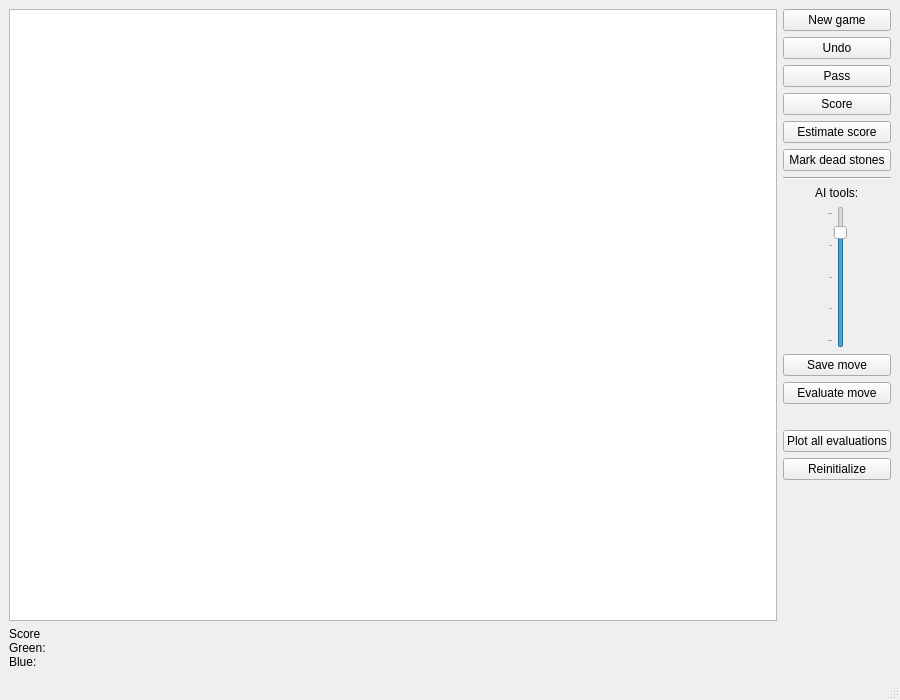
Before: the Qt Designer form cpp/TrigoTrain/src/mainwindow.ui in jhlq/Trigo, drawn with Qt 5.
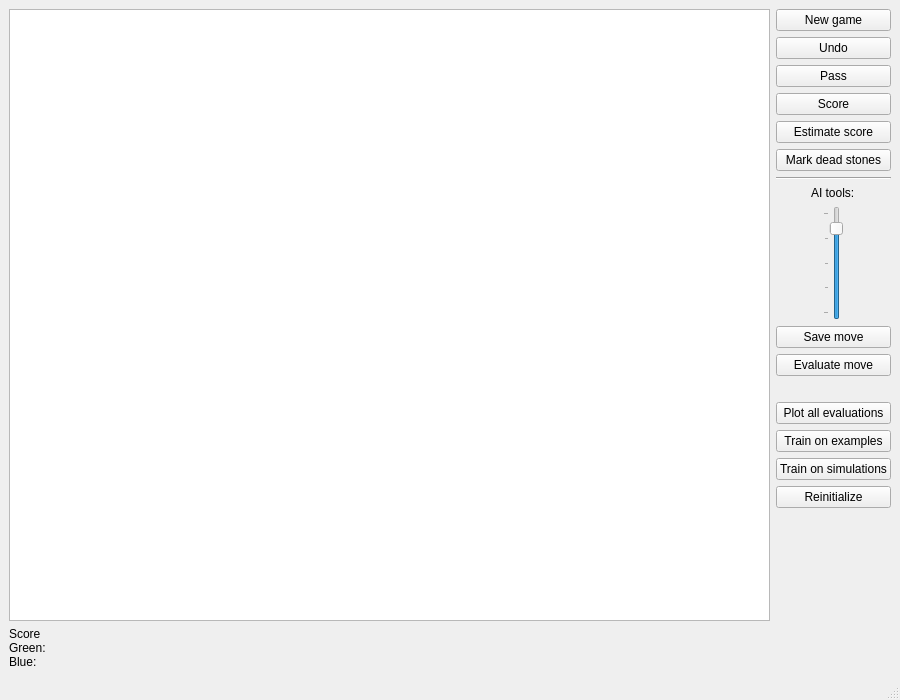
After: the same form once the commit is applied.

```diff
--- a/cpp/TrigoTrain/src/mainwindow.ui
+++ b/cpp/TrigoTrain/src/mainwindow.ui
@@ -147,6 +147,20 @@
           </property>
          </widget>
         </item>
+        <item>
+         <widget class="QPushButton" name="examplesTrain">
+          <property name="text">
+           <string>Train on examples</string>
+          </property>
+         </widget>
+        </item>
+        <item>
+         <widget class="QPushButton" name="simulationsTrain">
+          <property name="text">
+           <string>Train on simulations</string>
+          </property>
+         </widget>
+        </item>
         <item>
          <widget class="QPushButton" name="reinitButton">
           <property name="text">
```
